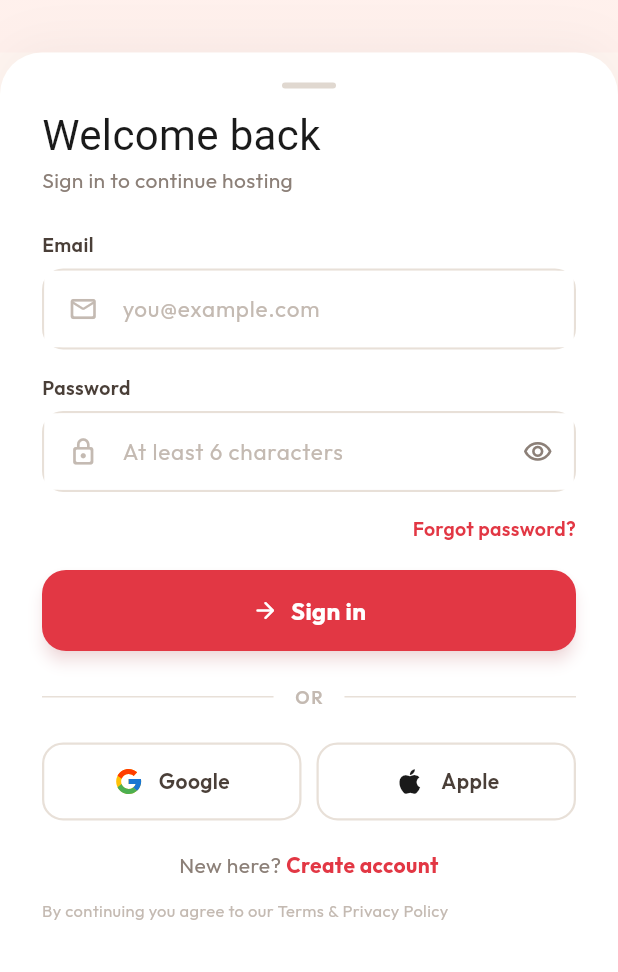
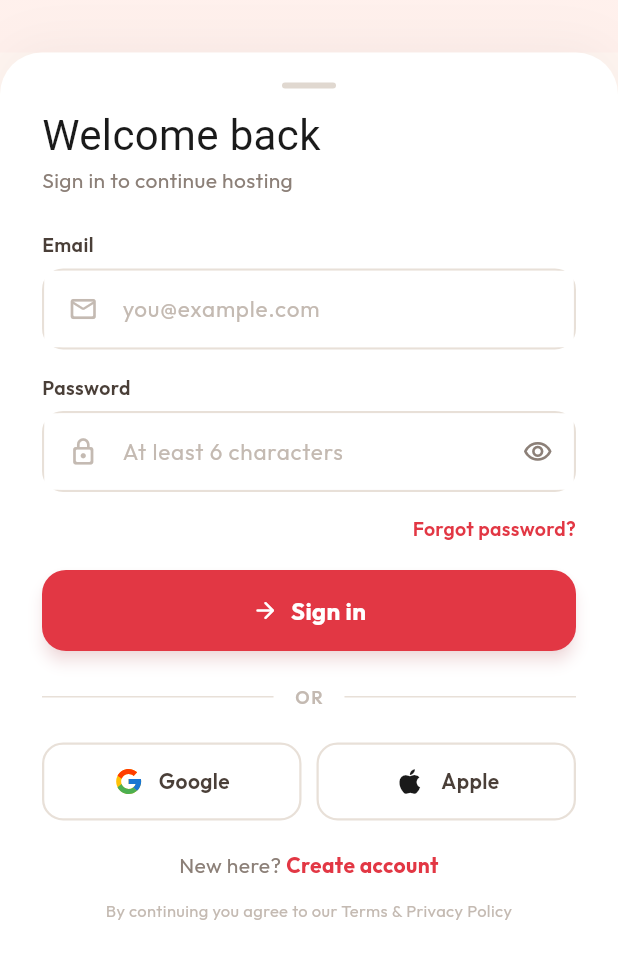
Before and after one commit to ankittttss/banquet-catering-app, a Flutter app: the LoginScreen screen opened by its route, scrolled down 41 dp, on a phone screen of 412 x 824 dp, the part 264-1236 px from its top. Run offline on Flutter 3.47's test engine with Material 3 defaults, Android fonts, the phone set to English and light mode, and no system bars; drawn by our look-alikes of flutter_animate; our stand-ins replace cached_network_image, flutter_map, flutter_riverpod, flutter_svg, geocoding, geolocator and 7 more; accounts and stored records are empty.

Commit message:
fix(ui): center login terms text and trim dead padding on plan event
Wrap the terms-and-privacy line in Center() so it actually centers inside
the login form column (textAlign alone wasn't enough with start cross-axis
alignment). Drop the leftover 120pt bottom padding on the plan-event
ListView — there's no floating CTA below it anymore, so it just left a
scrollable empty zone under "Browse restaurants".

Co-Authored-By: Claude Opus 4.7 (1M context) <noreply@anthropic.com>

```diff
--- a/lib/features/auth/screens/login_screen.dart
+++ b/lib/features/auth/screens/login_screen.dart
@@ -1241,6 +1241,7 @@ class _TermsLine extends StatelessWidget {
   Widget build(BuildContext context) {
     return Padding(
       padding: const EdgeInsets.only(top: 12),
+      child: Center(
         child: Text(
           'By continuing you agree to our Terms & Privacy Policy',
           textAlign: TextAlign.center,
@@ -1251,6 +1252,7 @@ class _TermsLine extends StatelessWidget {
             height: 1.5,
           ),
         ),
+      ),
     );
   }
 }
--- a/lib/features/user/screens/event_details_screen.dart
+++ b/lib/features/user/screens/event_details_screen.dart
@@ -174,7 +174,7 @@ class _EventDetailsScreenState extends ConsumerState<EventDetailsScreen> {
         ),
       ),
       body: ListView(
-        padding: const EdgeInsets.only(bottom: 120),
+        padding: const EdgeInsets.only(bottom: AppSizes.lg),
         children: [
           _Section(
             title: 'Event type',
```
Lines whose indentation alone changed are shown as unchanged.
